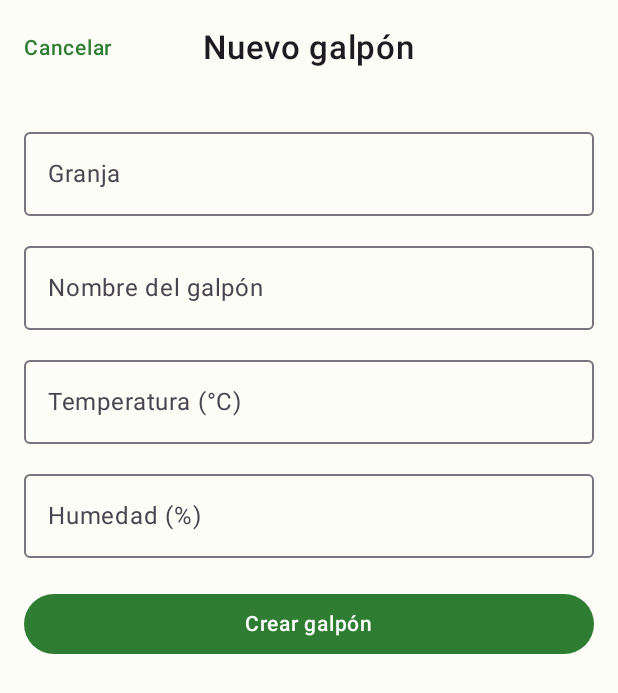
After one commit to FelipeG17-svg/AlertaTempranaGalpones, an Android app built with Jetpack Compose: the composable FormularioGalponScreen called with empty values, on a phone screen of 412 x 824 dp. The commit adds this screen. Shown: the top 693 px of the screen. Run offline under Robolectric (Android 15) with nearby library versions, the phone set to English and light mode, and no system bars; our stand-ins replace Room's generated code.

Commit message:
feat: agrega formulario para crear galpones desde la app
Se agregan Formularios para crear Galpones

```diff
--- a/app/src/main/java/com/example/alertatempranagalpones/navigation/Rutas.kt
+++ b/app/src/main/java/com/example/alertatempranagalpones/navigation/Rutas.kt
@@ -7,4 +7,9 @@ object Rutas {
     const val DETALLE_GALPON = "galpon/{galponId}"
 
     fun detalleGalpon(galponId: Long) = "galpon/$galponId"
+
+    const val FORMULARIO_GALPON = "formulario/{galponId}"
+
+    // galponId = 0 significa "galpón nuevo"
+    fun formularioGalpon(galponId: Long = 0L) = "formulario/$galponId"
 }
--- /dev/null
+++ b/app/src/main/java/com/example/alertatempranagalpones/ui/screens/FormularioGalponScreen.kt
@@ -0,0 +1,151 @@
+package com.example.alertatempranagalpones.ui.screens
+
+import androidx.compose.foundation.layout.Column
+import androidx.compose.foundation.layout.Spacer
+import androidx.compose.foundation.layout.fillMaxSize
+import androidx.compose.foundation.layout.fillMaxWidth
+import androidx.compose.foundation.layout.height
+import androidx.compose.foundation.layout.padding
+import androidx.compose.foundation.rememberScrollState
+import androidx.compose.foundation.text.KeyboardOptions
+import androidx.compose.foundation.verticalScroll
+import androidx.compose.material3.Button
+import androidx.compose.material3.CenterAlignedTopAppBar
+import androidx.compose.material3.ExperimentalMaterial3Api
+import androidx.compose.material3.OutlinedTextField
+import androidx.compose.material3.Scaffold
+import androidx.compose.material3.SnackbarHost
+import androidx.compose.material3.SnackbarHostState
+import androidx.compose.material3.Text
+import androidx.compose.material3.TextButton
+import androidx.compose.runtime.Composable
+import androidx.compose.runtime.LaunchedEffect
+import androidx.compose.runtime.collectAsState
+import androidx.compose.runtime.getValue
+import androidx.compose.runtime.mutableStateOf
+import androidx.compose.runtime.remember
+import androidx.compose.runtime.saveable.rememberSaveable
+import androidx.compose.runtime.setValue
+import androidx.compose.ui.Modifier
+import androidx.compose.ui.text.input.KeyboardType
+import androidx.compose.ui.unit.dp
+import androidx.lifecycle.viewmodel.compose.viewModel
+import com.example.alertatempranagalpones.viewmodel.GalponesViewModel
+
+@OptIn(ExperimentalMaterial3Api::class)
+@Composable
+fun FormularioGalponScreen(
+    galponId: Long,
+    onVolver: () -> Unit,
+    viewModel: GalponesViewModel = viewModel()
+) {
+    val galpones by viewModel.galpones.collectAsState()
+    val mensaje by viewModel.mensaje.collectAsState()
+    val esEdicion = galponId != 0L
+    val existente = galpones.firstOrNull { it.id == galponId }
+
+    var granja by rememberSaveable(existente?.id) { mutableStateOf(existente?.granja ?: "") }
+    var nombre by rememberSaveable(existente?.id) { mutableStateOf(existente?.nombre ?: "") }
+    var temperatura by rememberSaveable(existente?.id) {
+        mutableStateOf(existente?.temperaturaActual?.toString() ?: "")
+    }
+    var humedad by rememberSaveable(existente?.id) {
+        mutableStateOf(existente?.humedadActual?.toString() ?: "")
+    }
+    var error by remember { mutableStateOf<String?>(null) }
+
+    val snackbarHostState = remember { SnackbarHostState() }
+    LaunchedEffect(mensaje) {
+        mensaje?.let {
+            snackbarHostState.showSnackbar(it)
+            viewModel.limpiarMensaje()
+        }
+    }
+
+    fun guardar() {
+        val temp = temperatura.replace(',', '.').toDoubleOrNull()
+        val hum = humedad.replace(',', '.').toDoubleOrNull()
+        error = when {
+            granja.isBlank() -> "La granja no puede estar vacía"
+            nombre.isBlank() -> "El nombre no puede estar vacío"
+            temp == null || temp < -20.0 || temp > 80.0 -> "La temperatura debe estar entre -20 y 80"
+            hum == null || hum < 0.0 || hum > 100.0 -> "La humedad debe estar entre 0 y 100"
+            else -> null
+        }
+        if (error != null || temp == null || hum == null) return
+
+        if (esEdicion && existente != null) {
+            viewModel.actualizarGalpon(
+                existente.copy(
+                    granja = granja.trim(),
+                    nombre = nombre.trim(),
+                    temperaturaActual = temp,
+                    humedadActual = hum
+                ),
+                alTerminar = onVolver
+            )
+        } else {
+            viewModel.crearGalpon(granja.trim(), nombre.trim(), temp, hum, alTerminar = onVolver)
+        }
+    }
+
+    Scaffold(
+        topBar = {
+            CenterAlignedTopAppBar(
+                title = { Text(if (esEdicion) "Editar galpón" else "Nuevo galpón") },
+                navigationIcon = { TextButton(onClick = onVolver) { Text("Cancelar") } }
+            )
+        },
+        snackbarHost = { SnackbarHost(snackbarHostState) }
+    ) { innerPadding ->
+        Column(
+            modifier = Modifier
+                .fillMaxSize()
+                .padding(innerPadding)
+                .padding(16.dp)
+                .verticalScroll(rememberScrollState())
+        ) {
+            OutlinedTextField(
+                value = granja,
+                onValueChange = { granja = it },
+                label = { Text("Granja") },
+                singleLine = true,
+                modifier = Modifier.fillMaxWidth()
+            )
+            Spacer(Modifier.height(12.dp))
+            OutlinedTextField(
+                value = nombre,
+                onValueChange = { nombre = it },
+                label = { Text("Nombre del galpón") },
+                singleLine = true,
+                modifier = Modifier.fillMaxWidth()
+            )
+            Spacer(Modifier.height(12.dp))
+            OutlinedTextField(
+                value = temperatura,
+                onValueChange = { temperatura = it },
+                label = { Text("Temperatura (°C)") },
+                singleLine = true,
+                keyboardOptions = KeyboardOptions(keyboardType = KeyboardType.Decimal),
+                modifier = Modifier.fillMaxWidth()
+            )
+            Spacer(Modifier.height(12.dp))
+            OutlinedTextField(
+                value = humedad,
+                onValueChange = { humedad = it },
+                label = { Text("Humedad (%)") },
+                singleLine = true,
+                keyboardOptions = KeyboardOptions(keyboardType = KeyboardType.Decimal),
+                modifier = Modifier.fillMaxWidth()
+            )
+            error?.let {
+                Spacer(Modifier.height(8.dp))
+                Text(it, color = androidx.compose.material3.MaterialTheme.colorScheme.error)
+            }
+            Spacer(Modifier.height(20.dp))
+            Button(onClick = { guardar() }, modifier = Modifier.fillMaxWidth()) {
+                Text(if (esEdicion) "Guardar cambios" else "Crear galpón")
+            }
+        }
+    }
+}
--- a/app/src/main/java/com/example/alertatempranagalpones/ui/screens/ListaGalponesScreen.kt
+++ b/app/src/main/java/com/example/alertatempranagalpones/ui/screens/ListaGalponesScreen.kt
@@ -15,6 +15,7 @@ import androidx.compose.material3.CircularProgressIndicator
 import androidx.compose.material3.ExperimentalMaterial3Api
 import androidx.compose.material3.Scaffold
 import androidx.compose.material3.Text
+import androidx.compose.material3.FloatingActionButton
 import androidx.compose.runtime.Composable
 import androidx.compose.runtime.LaunchedEffect
 import androidx.compose.runtime.collectAsState
@@ -37,6 +38,7 @@ import com.example.alertatempranagalpones.viewmodel.GalponesViewModel
 @Composable
 fun ListaGalponesScreen(
     onGalponClick: (Long) -> Unit,
+    onNuevoGalpon: () -> Unit,
     viewModel: GalponesViewModel = viewModel()
 ) {
     val context = LocalContext.current
@@ -66,6 +68,9 @@ fun ListaGalponesScreen(
     Scaffold(
         topBar = {
             CenterAlignedTopAppBar(title = { Text("Galpones") })
+        },
+        floatingActionButton = {
+            FloatingActionButton(onClick = onNuevoGalpon) { Text("+") }
         }
     ) { innerPadding ->
         if (cargando) {
```
Also changed, not shown: app/src/main/java/com/example/alertatempranagalpones/navigation/AppNavigation.kt (+14 -0 lines), app/src/main/java/com/example/alertatempranagalpones/viewmodel/GalponesViewModel.kt (+52 -0 lines).
